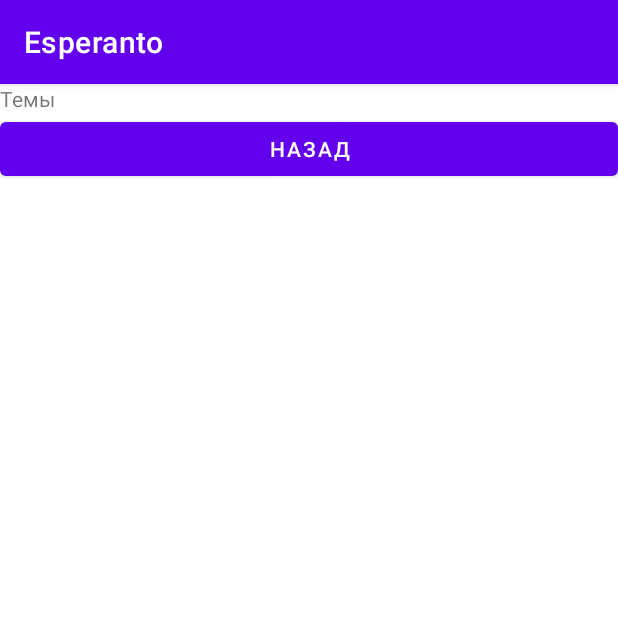
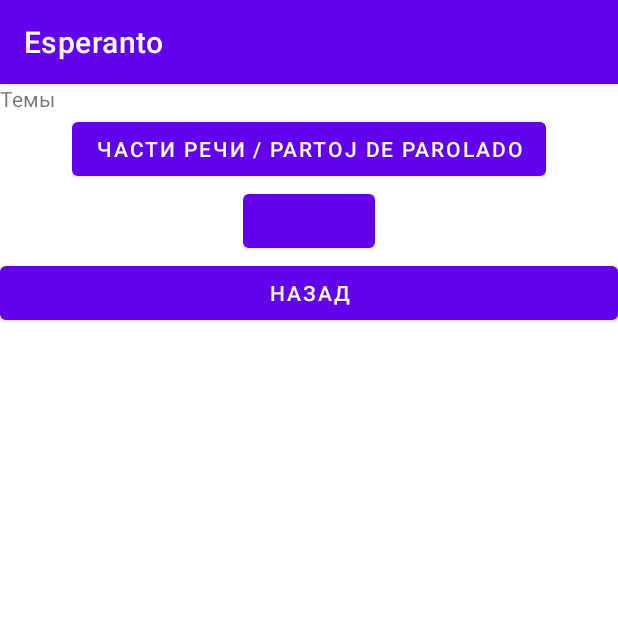
Before and after one commit to Klyushova/Esperanto, an Android app: the screen it shows after launch (Grammari), on a phone screen of 412 x 824 dp, the top half of it. Run offline under Robolectric (Android 15) with nearby library versions, the phone set to English and light mode, and no system bars.

Commit message:
PartojDeParolado

```diff
--- a/app/src/main/java/com/example/esperanto/Grammari.java
+++ b/app/src/main/java/com/example/esperanto/Grammari.java
@@ -12,7 +12,7 @@ import com.example.esperanto.databinding.GrammariMenuBinding;
 
 
 public class Grammari extends AppCompatActivity {
-    private GrammariMenuBinding binding;
+    private  GrammariMenuBinding binding;
 
     public static Intent newInstance(Context context) {
         return new Intent(context, Grammari.class);
@@ -22,7 +22,8 @@ public class Grammari extends AppCompatActivity {
         super.onCreate(savedInstanceState);
         binding = GrammariMenuBinding.inflate(getLayoutInflater());
         setContentView(binding.getRoot());
-
+        binding.chastiRechi.setOnClickListener(view ->
+                startActivity(partojDeParolado.newInstance( this)));
         Button nexti =(Button)findViewById(R.id.button);
 
         nexti.setOnClickListener(new Button.OnClickListener() {
--- a/app/src/main/res/layout/grammari_menu.xml
+++ b/app/src/main/res/layout/grammari_menu.xml
@@ -10,6 +10,30 @@
         android:gravity="top"
         android:text="Темы"/>
 
+    <LinearLayout
+        android:layout_width="wrap_content"
+        android:layout_height="wrap_content"
+        android:layout_gravity="center"
+        android:orientation="vertical">
+
+        <Button
+            android:id="@+id/chastiRechi"
+            android:layout_width="wrap_content"
+            android:layout_height="wrap_content"
+            android:layout_gravity="center"
+            android:text="Части речи / partoj de parolado"/>
+    </LinearLayout>
+
+    <LinearLayout
+        android:layout_width="wrap_content"
+        android:layout_height="wrap_content"
+        android:orientation="vertical"
+        android:layout_gravity="center">
+        <Button
+            android:layout_width="wrap_content"
+            android:layout_height="wrap_content"
+            android:layout_gravity="center" />
+    </LinearLayout>
     <Button
         android:id="@+id/button"
         android:layout_width="match_parent"
```
Also changed, not shown: app/src/main/AndroidManifest.xml (+26 -0 lines), app/src/main/java/com/example/esperanto/partojDeParolado.java (added, +37 -0 lines), app/src/main/res/layout/partoj.xml (added, +18 -0 lines).
